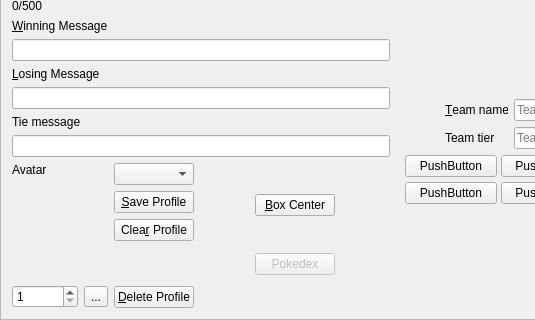
The window that src/Teambuilder/Teambuilder/trainermenu.ui (po-devs/pokemon-online) describes before a commit, drawn with Qt 5; both pictures show x 0 to 535 and y 207 to 527 of the 737 by 527 pixel window.
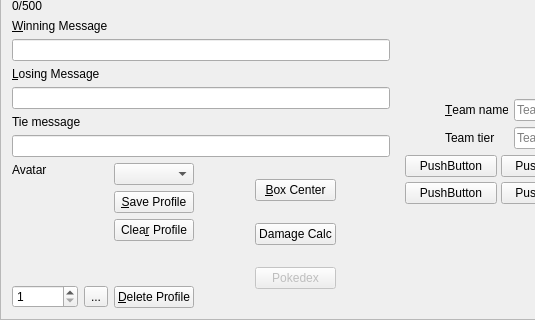
The same window after the commit. Custom widgets are drawn as their Qt base class.

Commit message: create damage calc and groundwork

```diff
--- a/src/Teambuilder/Teambuilder/trainermenu.ui
+++ b/src/Teambuilder/Teambuilder/trainermenu.ui
@@ -557,6 +557,13 @@
            </property>
           </widget>
          </item>
+         <item>
+          <widget class="QPushButton" name="damageCalc">
+           <property name="text">
+            <string>Damage Calc</string>
+           </property>
+          </widget>
+         </item>
          <item>
           <widget class="QPushButton" name="pokedex">
            <property name="enabled">
```
The commit also changes 11 other files.
